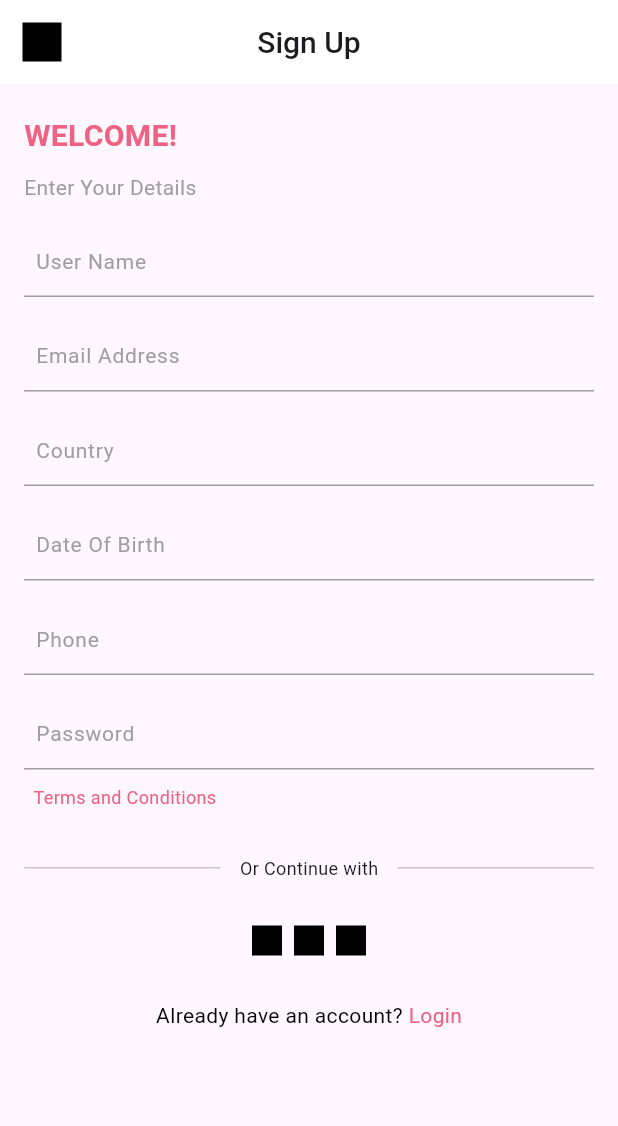
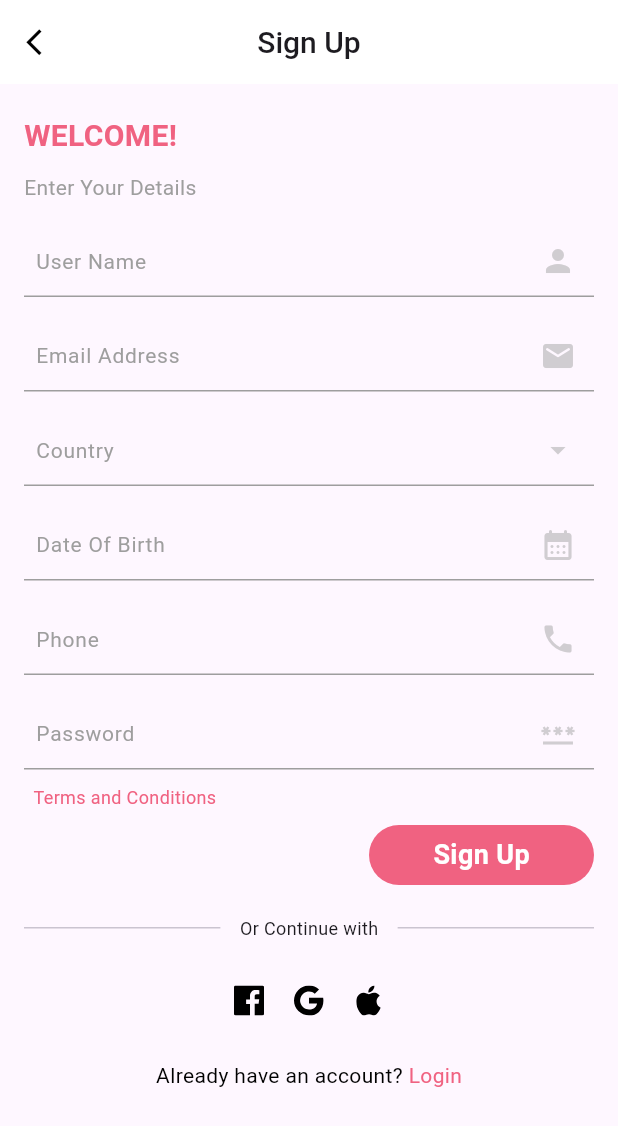
Before and after one commit to Tim-Eclipse04/main, a Flutter app: the screen it shows after launch, after a tap on "Sign Up", on a phone screen of 412 x 824 dp. Shown: the top 1126 px of the screen. Run offline on Flutter 3.47's test engine with Material 3 defaults, Android fonts, the phone set to English and light mode, and no system bars; our stand-ins replace flutter_svg.

Commit message:
updated Slice

```diff
--- a/Week 3/slicing/lib/Page/Forget_password.dart
+++ b/Week 3/slicing/lib/Page/Forget_password.dart
@@ -1,4 +1,7 @@
+// ignore_for_file: file_names, camel_case_types
+
 import 'package:flutter/material.dart';
+import 'package:flutter_svg/flutter_svg.dart';
 // ignore_for_file: prefer_const_constructors
 
 class Forget_password extends StatefulWidget {
@@ -30,9 +33,11 @@ class _Forget_passwordState extends State<Forget_password> {
           },
           child: Container(
             margin: EdgeInsets.all(15),
-            width: 15,
-            height: 15,
-            color: Colors.black,
+            child: Icon(
+              Icons.arrow_back_ios,
+              color: Colors.black,
+              size: 21,
+            ),
           ),
         ),
       ),
@@ -53,10 +58,10 @@ class _Forget_passwordState extends State<Forget_password> {
               child: Row(
                 mainAxisAlignment: MainAxisAlignment.center,
                 children: [
-                  Container(
+                  SvgPicture.asset(
+                    'lib/Asset/Ilust.svg',
                     width: 180,
                     height: 200,
-                    color: Colors.black,
                   )
                 ],
               ),
@@ -124,7 +129,7 @@ class _Forget_passwordState extends State<Forget_password> {
                     ),
                     child: Center(
                       child: Text(
-                        "Log In",
+                        "Submit",
                         style: TextStyle(
                           color: Colors.white,
                           fontWeight: FontWeight.w600,
--- a/Week 3/slicing/lib/Page/Login.dart
+++ b/Week 3/slicing/lib/Page/Login.dart
@@ -1,4 +1,7 @@
+// ignore_for_file: file_names
+
 import 'package:flutter/material.dart';
+import 'package:flutter_svg/flutter_svg.dart';
 import 'package:slicing/Page/Forget_Password.dart';
 import 'package:slicing/Page/SignUp.dart';
 // ignore_for_file: prefer_const_constructors
@@ -30,7 +33,7 @@ class _LoginState extends State<Login> {
         //body
         body: SafeArea(
           child: Padding(
-            padding: const EdgeInsets.symmetric(vertical: 20, horizontal: 16),
+            padding: const EdgeInsets.symmetric(vertical: 30, horizontal: 16),
             child: Column(
               crossAxisAlignment: CrossAxisAlignment.start,
               children: [
@@ -39,17 +42,17 @@ class _LoginState extends State<Login> {
                   child: Row(
                     mainAxisAlignment: MainAxisAlignment.center,
                     children: [
-                      Container(
+                      SvgPicture.asset(
+                        'lib/Asset/Logo.svg',
                         width: 130,
                         height: 130,
-                        color: Colors.black,
                       )
                     ],
                   ),
                 ),
 
                 SizedBox(
-                  height: 60,
+                  height: 50,
                 ),
 
                 //Welcome Back
@@ -93,6 +96,11 @@ class _LoginState extends State<Login> {
                         color: Colors.grey,
                       ),
                     ),
+                    suffixIcon: Icon(
+                      Icons.email_rounded,
+                      color: Color.fromARGB(121, 158, 158, 158),
+                      size: 24,
+                    ),
                   ),
                 ),
 
@@ -113,6 +121,11 @@ class _LoginState extends State<Login> {
                       borderSide: BorderSide(
                         color: Colors.grey,
                       ),
+                    ),
+                    suffixIcon: Icon(
+                      Icons.password_rounded,
+                      color: Color.fromARGB(121, 158, 158, 158),
+                      size: 24,
                     ),
                   ),
                 ),
@@ -198,23 +211,22 @@ class _LoginState extends State<Login> {
                   child: Row(
                     mainAxisAlignment: MainAxisAlignment.center,
                     children: [
-                      Container(
+                      SvgPicture.asset(
+                        'lib/Asset/facebook.svg',
                         width: 20,
                         height: 20,
-                        color: Colors.black,
-                        margin: EdgeInsets.symmetric(horizontal: 4),
                       ),
-                      Container(
+                      SizedBox(width: 20),
+                      SvgPicture.asset(
+                        'lib/Asset/google.svg',
                         width: 20,
                         height: 20,
-                        color: Colors.black,
-                        margin: EdgeInsets.symmetric(horizontal: 4),
                       ),
-                      Container(
+                      SizedBox(width: 20),
+                      SvgPicture.asset(
+                        'lib/Asset/apple.svg',
                         width: 20,
                         height: 20,
-                        color: Colors.black,
-                        margin: EdgeInsets.symmetric(horizontal: 4),
                       ),
                     ],
                   ),
@@ -233,7 +245,7 @@ class _LoginState extends State<Login> {
                         "Don't have an account? ",
                         style: TextStyle(
                           fontSize: 14,
-                          color: Colors.black,
+                          color: Color(0xFF000000),
                         ),
                       ),
                       GestureDetector(
@@ -247,7 +259,7 @@ class _LoginState extends State<Login> {
                           "Sign Up",
                           style: TextStyle(
                             fontSize: 14,
-                            color: Color.fromARGB(255, 240, 98, 129),
+                            color: Color(0xFFF06281),
                           ),
                         ),
                       ),
--- a/Week 3/slicing/lib/Page/SignUp.dart
+++ b/Week 3/slicing/lib/Page/SignUp.dart
@@ -1,5 +1,6 @@
 import 'package:flutter/material.dart';
 import 'package:slicing/Page/Login.dart';
+import 'package:flutter_svg/flutter_svg.dart';
 // ignore_for_file: prefer_const_constructors
 
 class SignUp extends StatelessWidget {
@@ -26,9 +27,11 @@ class SignUp extends StatelessWidget {
           },
           child: Container(
             margin: EdgeInsets.all(15),
-            width: 15,
-            height: 15,
+            child: Icon(
+              Icons.arrow_back_ios,
               color: Colors.black,
+              size: 21,
+            ),
           ),
         ),
       ),
@@ -81,13 +84,20 @@ class SignUp extends StatelessWidget {
                     borderSide: BorderSide(
                       color: Colors.grey,
                     ),
-                    )),
+                  ),
+                  suffixIcon: Icon(
+                    Icons.person,
+                    color: Color.fromARGB(121, 158, 158, 158),
+                    size: 24,
+                  ),
+                ),
               ),
 
               SizedBox(
                 height: 15,
               ),
 
+              //email address
               TextFormField(
                 decoration: InputDecoration(
                   contentPadding: EdgeInsets.symmetric(vertical: 4),
@@ -100,6 +110,11 @@ class SignUp extends StatelessWidget {
                     borderSide: BorderSide(
                       color: Colors.grey,
                     ),
+                  ),
+                  suffixIcon: Icon(
+                    Icons.email_rounded,
+                    color: Color.fromARGB(121, 158, 158, 158),
+                    size: 24,
                   ),
                 ),
               ),
@@ -122,6 +137,11 @@ class SignUp extends StatelessWidget {
                       color: Colors.grey,
                     ),
                   ),
+                  suffixIcon: Icon(
+                    Icons.arrow_drop_down,
+                    color: Color.fromARGB(121, 158, 158, 158),
+                    size: 24,
+                  ),
                 ),
               ),
 
@@ -142,6 +162,11 @@ class SignUp extends StatelessWidget {
                       color: Colors.grey,
                     ),
                   ),
+                  suffixIcon: Icon(
+                    Icons.calendar_month_rounded,
+                    color: Color.fromARGB(121, 158, 158, 158),
+                    size: 24,
+                  ),
                 ),
               ),
 
@@ -149,6 +174,7 @@ class SignUp extends StatelessWidget {
                 height: 15,
               ),
 
+              //Phone
               TextFormField(
                 decoration: InputDecoration(
                   contentPadding: EdgeInsets.symmetric(vertical: 4),
@@ -161,6 +187,11 @@ class SignUp extends StatelessWidget {
                     borderSide: BorderSide(
                       color: Colors.grey,
                     ),
+                  ),
+                  suffixIcon: Icon(
+                    Icons.phone,
+                    color: Color.fromARGB(121, 158, 158, 158),
+                    size: 24,
                   ),
                 ),
               ),
@@ -182,6 +213,11 @@ class SignUp extends StatelessWidget {
                       color: Colors.grey,
                     ),
                   ),
+                  suffixIcon: Icon(
+                    Icons.password,
+                    color: Color.fromARGB(121, 158, 158, 158),
+                    size: 24,
+                  ),
                 ),
               ),
 
@@ -199,7 +235,38 @@ class SignUp extends StatelessWidget {
               ),
 
               SizedBox(
-                height: 30,
+                height: 10,
+              ),
+
+              //button sign up
+              Center(
+                child: Row(
+                  mainAxisAlignment: MainAxisAlignment.end,
+                  children: [
+                    Container(
+                      width: 150,
+                      height: 40,
+                      decoration: BoxDecoration(
+                        color: Color.fromARGB(255, 240, 98, 129),
+                        borderRadius: BorderRadius.circular(20),
+                      ),
+                      child: Center(
+                        child: Text(
+                          "Sign Up",
+                          style: TextStyle(
+                            color: Colors.white,
+                            fontWeight: FontWeight.w600,
+                            fontSize: 18,
+                          ),
+                        ),
+                      ),
+                    ),
+                  ],
+                ),
+              ),
+
+              SizedBox(
+                height: 20,
               ),
 
               //or continue with
@@ -223,23 +290,22 @@ class SignUp extends StatelessWidget {
                 child: Row(
                   mainAxisAlignment: MainAxisAlignment.center,
                   children: [
-                    Container(
+                    SvgPicture.asset(
+                      'lib/Asset/facebook.svg',
                       width: 20,
                       height: 20,
-                      color: Colors.black,
-                      margin: EdgeInsets.symmetric(horizontal: 4),
                     ),
-                    Container(
+                    SizedBox(width: 20),
+                    SvgPicture.asset(
+                      'lib/Asset/google.svg',
                       width: 20,
                       height: 20,
-                      color: Colors.black,
-                      margin: EdgeInsets.symmetric(horizontal: 4),
                     ),
-                    Container(
+                    SizedBox(width: 20),
+                    SvgPicture.asset(
+                      'lib/Asset/apple.svg',
                       width: 20,
                       height: 20,
-                      color: Colors.black,
-                      margin: EdgeInsets.symmetric(horizontal: 4),
                     ),
                   ],
                 ),
--- a/Week 3/slicing/pubspec.yaml
+++ b/Week 3/slicing/pubspec.yaml
@@ -30,6 +30,7 @@ environment:
 dependencies:
   flutter:
     sdk: flutter
+  flutter_svg: ^0.22.0
 
 
   # The following adds the Cupertino Icons font to your application.
@@ -59,8 +60,8 @@ flutter:
   uses-material-design: true
 
   # To add assets to your application, add an assets section, like this:
-  # assets:
-  #   - images/a_dot_burr.jpeg
+  assets:
+     - lib/Asset/
   #   - images/a_dot_ham.jpeg
 
   # An image asset can refer to one or more resolution-specific "variants", see
```
Also changed, not shown: Week 3/slicing/lib/Asset/Ilust.svg (added), Week 3/slicing/lib/Asset/Logo.svg (added), Week 3/slicing/lib/Asset/apple.svg (added), Week 3/slicing/lib/Asset/email.svg (added), Week 3/slicing/lib/Asset/facebook.svg (added), Week 3/slicing/lib/Asset/google.svg (added), Week 3/slicing/pubspec.lock. Lines whose indentation alone changed are shown as unchanged.
